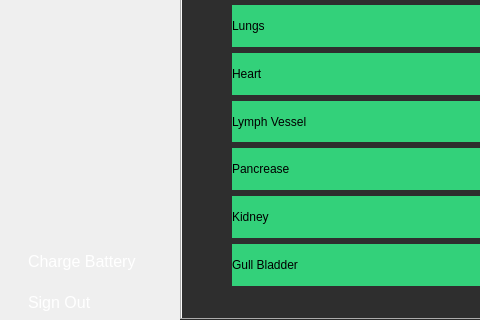
ImKirihara/RaDoTechDemo, file appwidget.ui: the form before one commit; both pictures show x 0 to 480 and y 281 to 601 of the 801 by 601 pixel window.
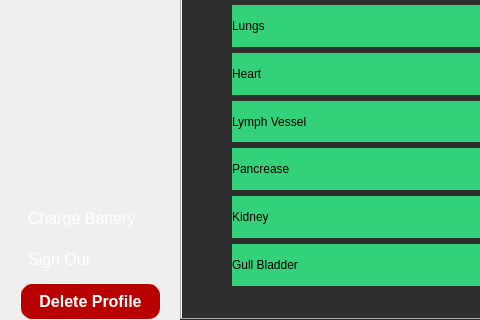
The form after the commit.

Commit message: fixed signout, and added deleting profile

What changed in the file:
```diff
--- a/appwidget.ui
+++ b/appwidget.ui
@@ -2081,6 +2081,23 @@
       </property>
      </widget>
     </item>
+    <item>
+     <widget class="QPushButton" name="deleteProfileBtn">
+      <property name="styleSheet">
+       <string notr="true">#deleteProfileBtn{
+font-weight: bold;
+text-align:center;
+background-color:rgb(184, 0, 0);
+border: 1px solid white;
+border-radius: 12px;
+
+}</string>
+      </property>
+      <property name="text">
+       <string>Delete Profile</string>
+      </property>
+     </widget>
+    </item>
    </layout>
   </widget>
  </widget>
```
The commit also changes 28 other files.
